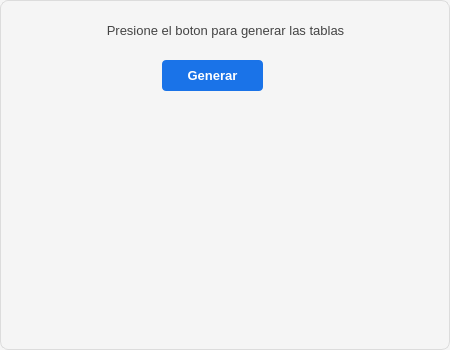
rsoto-cortes/Repaso, file ui/repaso/ejercicio8.ui: the form before one commit.
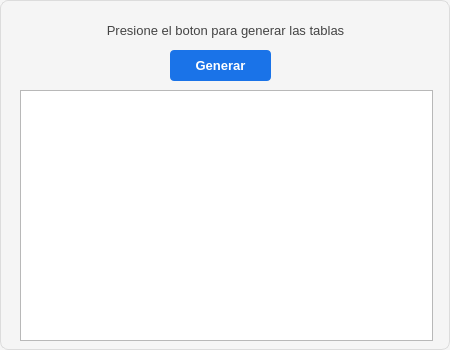
The form after the commit.

Commit message: agregar_textedit

```diff
--- a/ui/repaso/ejercicio8.ui
+++ b/ui/repaso/ejercicio8.ui
@@ -91,8 +91,8 @@
   <widget class="QPushButton" name="btn_generar">
    <property name="geometry">
     <rect>
-     <x>162</x>
-     <y>60</y>
+     <x>170</x>
+     <y>50</y>
      <width>101</width>
      <height>31</height>
     </rect>
@@ -101,10 +101,10 @@
     <string>Generar</string>
    </property>
   </widget>
-  <widget class="QLabel" name="lbl_tablas">
+  <widget class="QTextEdit" name="lbl_tablas">
    <property name="geometry">
     <rect>
-     <x>0</x>
+     <x>20</x>
      <y>90</y>
      <width>413</width>
      <height>251</height>
@@ -115,14 +115,8 @@
      <pointsize>7</pointsize>
     </font>
    </property>
-   <property name="text">
-    <string/>
-   </property>
-   <property name="alignment">
-    <set>Qt::AlignLeading|Qt::AlignLeft|Qt::AlignTop</set>
-   </property>
-   <property name="wordWrap">
-    <bool>false</bool>
+   <property name="readOnly">
+    <bool>true</bool>
    </property>
   </widget>
  </widget>
```
The commit also changes 2 other files.
